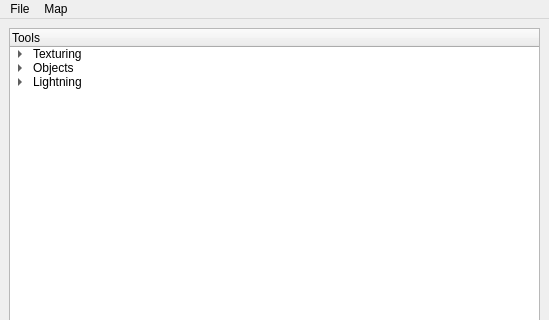
Before: the Qt Designer form src/editor/gui/mainwindow.ui in snizzo/lucrezia, drawn with Qt 5; both pictures show x 0 to 549 and y 0 to 320 of the 549 by 1031 pixel window.
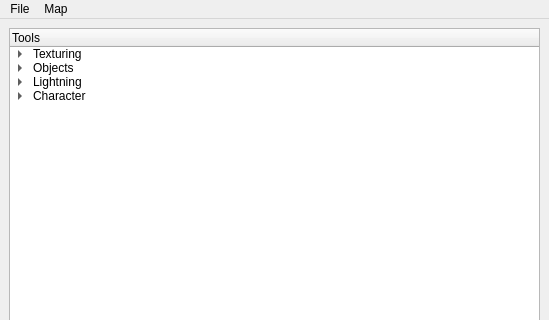
After: the same form once the commit is applied.

Commit message: Character can be created/deleted correctly. Some fixes in xml exporter. Awakened now works 100% with editor exported map.

```diff
--- a/src/editor/gui/mainwindow.ui
+++ b/src/editor/gui/mainwindow.ui
@@ -64,6 +64,16 @@
          </property>
         </item>
        </item>
+       <item>
+        <property name="text">
+         <string>Character</string>
+        </property>
+        <item>
+         <property name="text">
+          <string>add character</string>
+         </property>
+        </item>
+       </item>
       </widget>
       <widget class="QTabWidget" name="tabWidget">
        <property name="currentIndex">
```
The commit also changes 8 other files.
